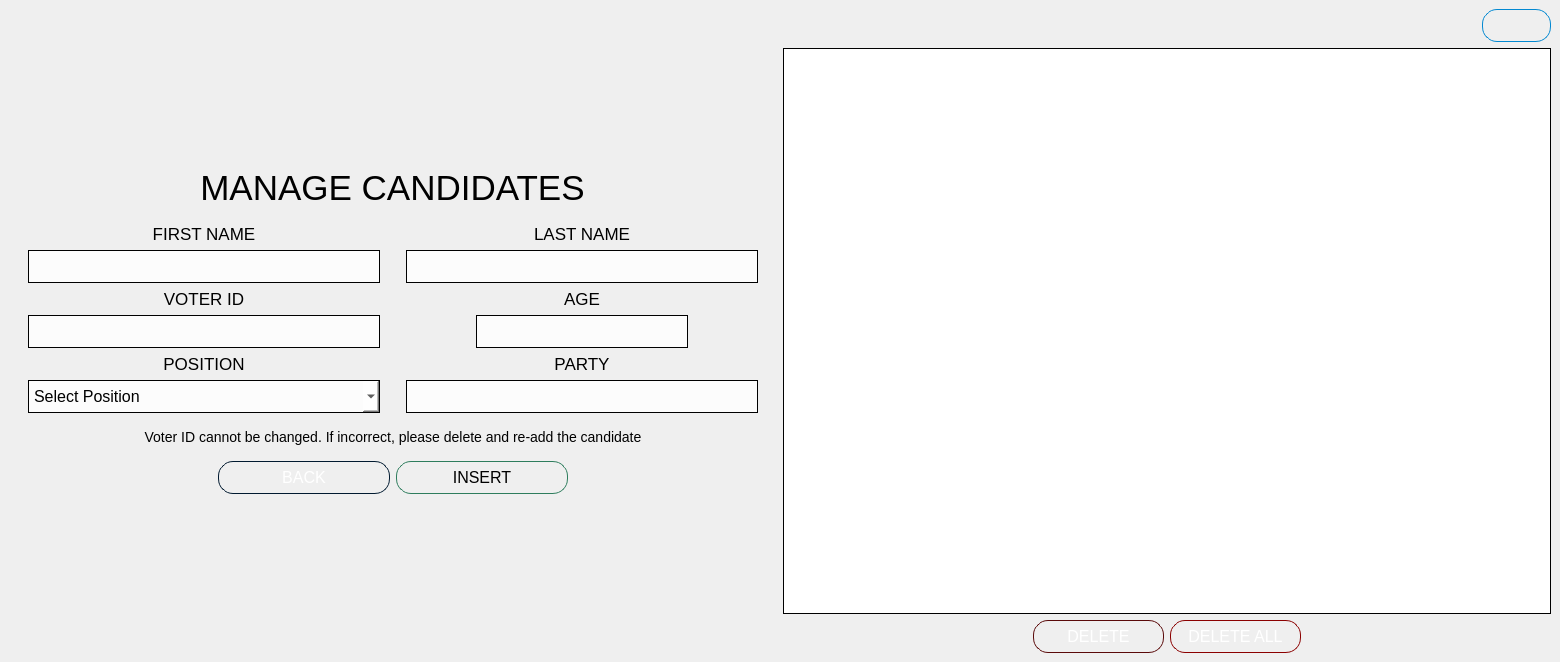
This is VVM/candidatesmanagement.ui in GuisadongManok/PolliTech-VVM as Qt 5 draws it before an edit. The edited form follows.
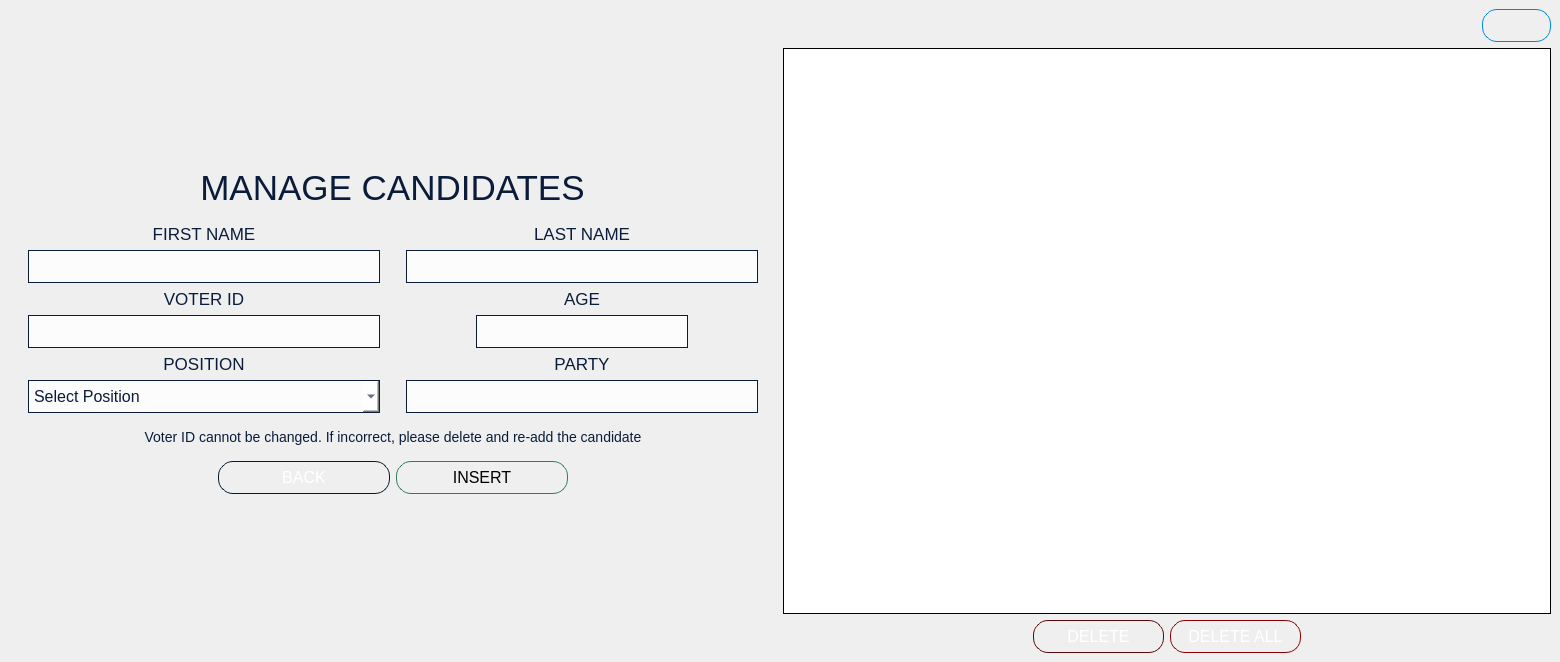
This is the edited form. Icons and pictures are not drawn.

Patch:
```diff
--- a/VVM/candidatesmanagement.ui
+++ b/VVM/candidatesmanagement.ui
@@ -54,7 +54,7 @@
             <string notr="true">QLabel {
 	font: 700 9pt &quot;Segoe UI&quot;;
 	font-size: 35px;
-	color: black;
+	color: #0A1C3A;
 }</string>
            </property>
            <property name="text">
@@ -86,7 +86,7 @@
                   <string notr="true">QLabel {
 	font: 600 9pt &quot;Segoe UI&quot;;
 	font-size: 17px;
-	color: black;
+	color: #0A1C3A;
 }</string>
                  </property>
                  <property name="text">
@@ -111,11 +111,11 @@
                  <property name="styleSheet">
                   <string notr="true">QLineEdit {
 background-color: rgba(255,255,255,200);
-color: black;
+color: #0A1C3A;
 font: 14pt &quot;Segoe UI&quot;;
 font-size: 16px;
 padding: 5px;
-border: 1px solid black;
+border: 1px solid #0A1C3A;
 }</string>
                  </property>
                  <property name="alignment">
@@ -139,7 +139,7 @@
                   <string notr="true">QLabel {
 	font: 600 9pt &quot;Segoe UI&quot;;
 	font-size: 17px;
-	color: black;
+	color: #0A1C3A;
 }</string>
                  </property>
                  <property name="text">
@@ -164,11 +164,11 @@
                  <property name="styleSheet">
                   <string notr="true">QLineEdit {
 background-color: rgba(255,255,255,200);
-color: black;
+color: #0A1C3A;
 font: 14pt &quot;Segoe UI&quot;;
 font-size: 16px;
 padding: 5px;
-border: 1px solid black;
+border: 1px solid #0A1C3A;
 }</string>
                  </property>
                  <property name="alignment">
@@ -192,7 +192,7 @@
                   <string notr="true">QLabel {
 	font: 600 9pt &quot;Segoe UI&quot;;
 	font-size: 17px;
-	color: black;
+	color: #0A1C3A;
 }</string>
                  </property>
                  <property name="text">
@@ -221,9 +221,9 @@
                   <string notr="true">QComboBox {
 	font: 14pt &quot;Segoe UI&quot;;
     font-size: 16px;
-    color: black;
+    color: #0A1C3A;
     background-color: rgba(255,255,255,200);
-    border: 1px solid black;
+    border: 1px solid #0A1C3A;
     padding: 5px;
 }
 </string>
@@ -281,7 +281,7 @@
                   <string notr="true">QLabel {
 	font: 600 9pt &quot;Segoe UI&quot;;
 	font-size: 17px;
-	color: black;
+	color: #0A1C3A;
 }</string>
                  </property>
                  <property name="text">
@@ -306,11 +306,11 @@
                  <property name="styleSheet">
                   <string notr="true">QLineEdit {
 background-color: rgba(255,255,255,200);
-color: black;
+color: #0A1C3A;
 font: 14pt &quot;Segoe UI&quot;;
 font-size: 16px;
 padding: 5px;
-border: 1px solid black;
+border: 1px solid #0A1C3A;
 }</string>
                  </property>
                  <property name="alignment">
@@ -334,7 +334,7 @@
                   <string notr="true">QLabel {
 	font: 600 9pt &quot;Segoe UI&quot;;
 	font-size: 17px;
-	color: black;
+	color: #0A1C3A;
 }</string>
                  </property>
                  <property name="text">
@@ -359,11 +359,11 @@
                  <property name="styleSheet">
                   <string notr="true">QLineEdit {
 background-color: rgba(255,255,255,200);
-color: black;
+color: #0A1C3A;
 font: 14pt &quot;Segoe UI&quot;;
 font-size: 16px;
 padding: 5px;
-border: 1px solid black;
+border: 1px solid #0A1C3A;
 }</string>
                  </property>
                  <property name="alignment">
@@ -387,7 +387,7 @@
                   <string notr="true">QLabel {
 	font: 600 9pt &quot;Segoe UI&quot;;
 	font-size: 17px;
-	color: black;
+	color: #0A1C3A;
 }</string>
                  </property>
                  <property name="text">
@@ -412,11 +412,11 @@
                  <property name="styleSheet">
                   <string notr="true">QLineEdit {
 background-color: rgba(255,255,255,200);
-color: black;
+color: #0A1C3A;
 font: 14pt &quot;Segoe UI&quot;;
 font-size: 16px;
 padding: 5px;
-border: 1px solid black;
+border: 1px solid #0A1C3A;
 }</string>
                  </property>
                  <property name="alignment">
@@ -447,7 +447,7 @@
               <string notr="true">QLabel {
 	font: italic 9pt &quot;Source Code Pro&quot;;
 	font-size: 14px;
-	color: black;
+	color: #0A1C3A;
 }</string>
              </property>
              <property name="text">
```
